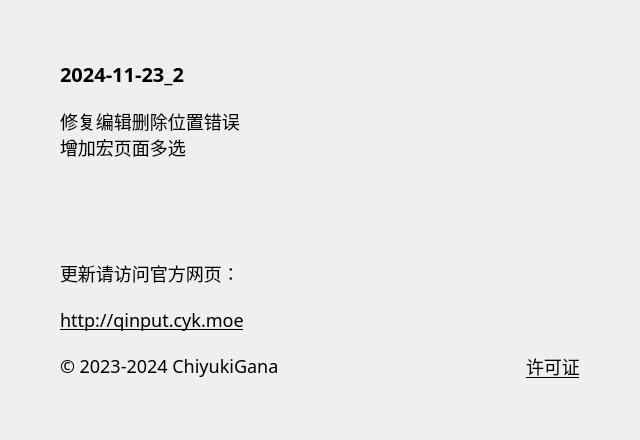
First picture: the form in source/ui/AboutUi.ui, repository ChiyukiGana/Quickinput, before the edit.
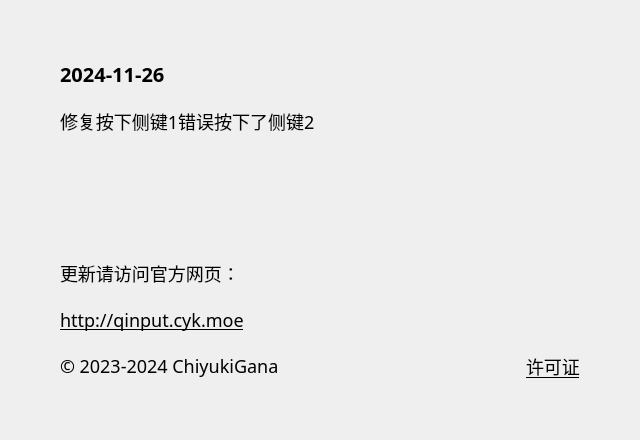
Second picture: the form after the edit.

Diff of the .ui file:
```diff
--- a/source/ui/AboutUi.ui
+++ b/source/ui/AboutUi.ui
@@ -88,7 +88,7 @@
          <string notr="true">font-size:20px</string>
         </property>
         <property name="text">
-         <string>2024-11-23_2</string>
+         <string>2024-11-26</string>
         </property>
         <property name="textFormat">
          <enum>Qt::PlainText</enum>
@@ -104,8 +104,7 @@
          </sizepolicy>
         </property>
         <property name="text">
-         <string>修复编辑删除位置错误
-增加宏页面多选</string>
+         <string>修复按下侧键1错误按下了侧键2</string>
         </property>
         <property name="textFormat">
          <enum>Qt::PlainText</enum>
```
